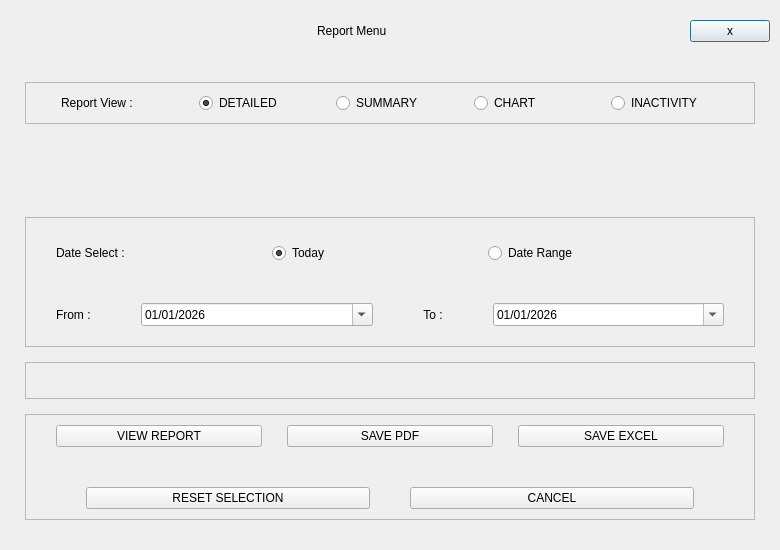
First picture: the form in Project/ui/report_menu.ui, repository Selvam-T/POS, before the edit.
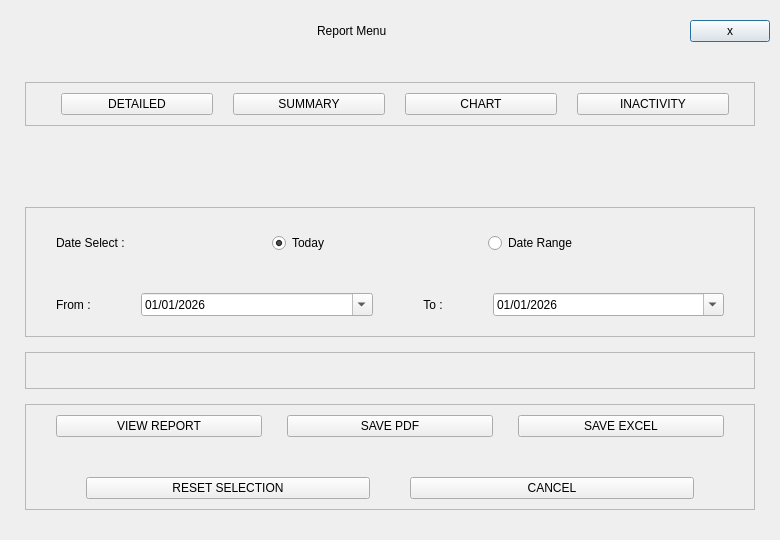
Second picture: the form after the edit.

Commit message: report_menu display only detail button when user is staff, cleaned up some .qss

```diff
--- a/Project/ui/report_menu.ui
+++ b/Project/ui/report_menu.ui
@@ -7,13 +7,13 @@
     <x>0</x>
     <y>0</y>
     <width>780</width>
-    <height>550</height>
+    <height>540</height>
    </rect>
   </property>
   <property name="minimumSize">
    <size>
     <width>760</width>
-    <height>550</height>
+    <height>540</height>
    </size>
   </property>
   <property name="windowTitle">
@@ -151,38 +151,28 @@
          <number>10</number>
         </property>
         <item>
-         <widget class="QLabel" name="reportViewFieldLbl">
-          <property name="text">
-           <string>Report View :</string>
-          </property>
-         </widget>
-        </item>
-        <item>
-         <widget class="QRadioButton" name="detailReportRadioBtn">
+         <widget class="QPushButton" name="detailReportBtn">
           <property name="text">
            <string>DETAILED</string>
           </property>
-          <property name="checked">
-           <bool>true</bool>
-          </property>
          </widget>
         </item>
         <item>
-         <widget class="QRadioButton" name="summaryReportRadioBtn">
+         <widget class="QPushButton" name="summaryReportBtn">
           <property name="text">
            <string>SUMMARY</string>
           </property>
          </widget>
         </item>
         <item>
-         <widget class="QRadioButton" name="chartReportRadioBtn">
+         <widget class="QPushButton" name="chartReportBtn">
           <property name="text">
            <string>CHART</string>
           </property>
          </widget>
         </item>
         <item>
-         <widget class="QRadioButton" name="inactivityReportRadioBtn">
+         <widget class="QPushButton" name="inactivityReportBtn">
           <property name="text">
            <string>INACTIVITY</string>
           </property>
@@ -202,7 +192,7 @@
        <property name="sizeHint" stdset="0">
         <size>
          <width>20</width>
-         <height>20</height>
+         <height>10</height>
         </size>
        </property>
       </spacer>
```
Left out of the diff: 16 changed lines with no effect on the pictures. The commit also changes 2 other files.
